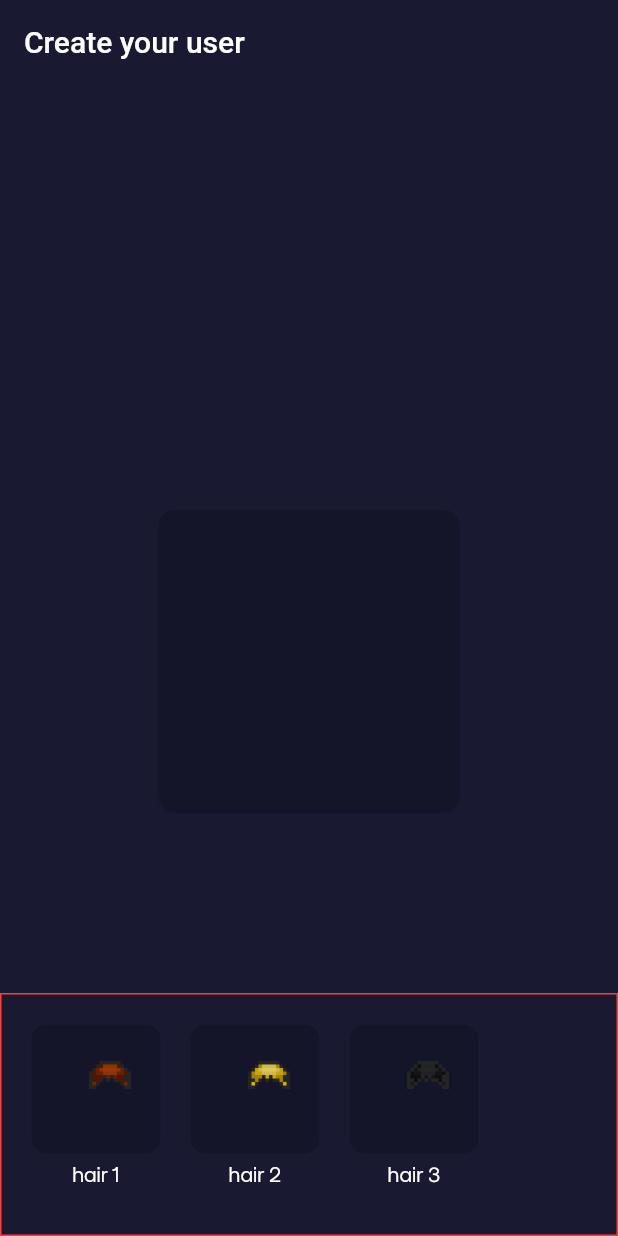
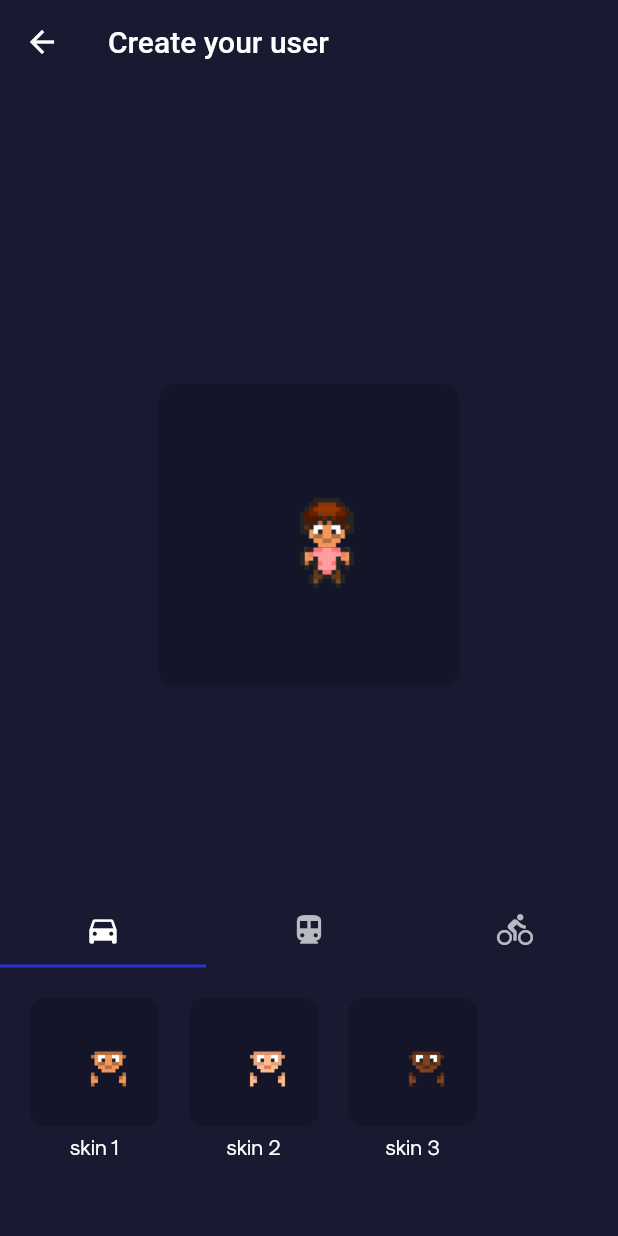
Before and after one commit to alexsosat/Bible_Quest, a Flutter app: the CreateUserView screen opened directly, on a phone screen of 412 x 824 dp. Run offline on Flutter 3.47's test engine with Material 2 defaults, Android fonts, the phone set to English and light mode, and no system bars; our stand-ins replace device_preview, firebase_auth, firebase_core, get, get_storage, percent_indicator; missing offline and left inert: spring; accounts and stored records are empty.

Commit message:
Add user create page state
Fix user existance redirect

```diff
--- a/bible_quest/lib/app/modules/login/controllers/login_controller.dart
+++ b/bible_quest/lib/app/modules/login/controllers/login_controller.dart
@@ -9,8 +9,10 @@
 
 class LoginController extends GetxController {
   String? _email;
+
   String? get email => _email;
   ApplicationLoginState _loginState = ApplicationLoginState.login;
+
   ApplicationLoginState get loginState => _loginState;
 
   void startRegistration() {
@@ -37,7 +39,7 @@
       if (userExists) {
         Get.offNamed(Routes.NAVIGATION);
       } else {
-        Get.off(() => CreateUserView(), binding: CreateUserBindings());
+        Get.offNamed(Routes.CREATE);
       }
     } on FirebaseAuthException catch (e) {
       errorCallback(e);
@@ -50,7 +52,7 @@
       var credential = await FirebaseAuth.instance
           .createUserWithEmailAndPassword(email: email, password: password);
       await credential.user!.updateDisplayName(displayName);
-      Get.off(() => CreateUserView(), binding: CreateUserBindings());
+      Get.offNamed(Routes.CREATE);
     } on FirebaseAuthException catch (e) {
       errorCallback(e);
     }
--- a/bible_quest/lib/app/modules/navigation/controllers/navigation_controller.dart
+++ b/bible_quest/lib/app/modules/navigation/controllers/navigation_controller.dart
@@ -1,4 +1,6 @@
 import 'package:bible_quest/app/modules/navigation/models/views_enum.dart';
+import 'package:bible_quest/app/modules/user/providers/user_provider.dart';
+import 'package:bible_quest/app/routes/app_pages.dart';
 import 'package:flutter/material.dart';
 import 'package:get/get.dart';
 
@@ -8,6 +10,12 @@
 
   @override
   void onInit() {
+    checkUserExists();
     super.onInit();
   }
+
+  void checkUserExists() async {
+    bool userExists = await UserProvider().userExists();
+    if (!userExists) Get.offAndToNamed(Routes.CREATE);
+  }
 }
--- a/bible_quest/lib/app/modules/user/models/start_items.dart
+++ b/bible_quest/lib/app/modules/user/models/start_items.dart
@@ -4,19 +4,19 @@
 class StartItems{
   static List<Item> heads = [
     Item(id: 0, assetName: "tile026", displayName: "hair 1", type: ItemCategory.head, description: "", appearRate: 1.0),
-    Item(id: 0, assetName: "tile028", displayName: "hair 2", type: ItemCategory.head, description: "", appearRate: 1.0),
-    Item(id: 0, assetName: "tile030", displayName: "hair 3", type: ItemCategory.head, description: "", appearRate: 1.0),
+    Item(id: 1, assetName: "tile028", displayName: "hair 2", type: ItemCategory.head, description: "", appearRate: 1.0),
+    Item(id: 2, assetName: "tile030", displayName: "hair 3", type: ItemCategory.head, description: "", appearRate: 1.0),
   ];
 
   static List<Item> bodies = [
     Item(id: 0, assetName: "tile064", displayName: "body 1", type: ItemCategory.body, description: "", appearRate: 1.0),
-    Item(id: 0, assetName: "tile066", displayName: "body 2", type: ItemCategory.body, description: "", appearRate: 1.0),
-    Item(id: 0, assetName: "tile068", displayName: "body 3", type: ItemCategory.body, description: "", appearRate: 1.0),
+    Item(id: 1, assetName: "tile066", displayName: "body 2", type: ItemCategory.body, description: "", appearRate: 1.0),
+    Item(id: 2, assetName: "tile068", displayName: "body 3", type: ItemCategory.body, description: "", appearRate: 1.0),
   ];
 
   static List<Item> base = [
     Item(id: 0, assetName: "tile007", displayName: "skin 1", type: ItemCategory.base, description: "", appearRate: 1.0),
-    Item(id: 0, assetName: "tile008", displayName: "skin 2", type: ItemCategory.base, description: "", appearRate: 1.0),
-    Item(id: 0, assetName: "tile011", displayName: "skin 3", type: ItemCategory.base, description: "", appearRate: 1.0),
+    Item(id: 1, assetName: "tile008", displayName: "skin 2", type: ItemCategory.base, description: "", appearRate: 1.0),
+    Item(id: 2, assetName: "tile011", displayName: "skin 3", type: ItemCategory.base, description: "", appearRate: 1.0),
   ];
 }
--- a/bible_quest/lib/app/modules/user/modules/create/controllers/create_user_controller.dart
+++ b/bible_quest/lib/app/modules/user/modules/create/controllers/create_user_controller.dart
@@ -6,9 +6,9 @@
 class CreateUserController extends GetxController {
   final provider = UserProvider();
 
-  var headSprite = "tile026".obs;
-  var bodySprite = "tile064".obs;
-  var baseSprite = "tile007".obs;
+  var headSprite = 0.obs;
+  var bodySprite = 0.obs;
+  var baseSprite = 0.obs;
 
   @override
   void onInit() {
--- a/bible_quest/lib/app/modules/user/modules/create/views/create_user_view.dart
+++ b/bible_quest/lib/app/modules/user/modules/create/views/create_user_view.dart
@@ -1,6 +1,9 @@
 import 'package:bible_quest/app/modules/user/models/start_items.dart';
+import 'package:bible_quest/app/modules/user/modules/create/views/widgets/items_tabs.dart';
 import 'package:bible_quest/globals/cards/sprite_card.dart';
 import 'package:flutter/material.dart';
+
+import 'widgets/user_preview.dart';
 
 class CreateUserView extends StatelessWidget {
   const CreateUserView({Key? key}) : super(key: key);
@@ -18,38 +21,12 @@
         child: Stack(
           children: [
             Align(
-              alignment: Alignment.center,
-              child: Card(
-                shape: RoundedRectangleBorder(
-                  borderRadius: BorderRadius.circular(10),
-                ),
-                child: Container(
-                  height: 200,
-                  width: 200,
-                ),
-              ),
+              alignment: Alignment(0,-0.3),
+              child: UserPreview(),
             ),
             Align(
               alignment: Alignment.bottomCenter,
-              child: Container(
-                decoration: BoxDecoration(
-                  border: Border.all(color: Colors.red),
-                ),
-                height: MediaQuery.of(context).size.height/2 - 250,
-                child: ListView(
-                  padding: EdgeInsets.all(20),
-                  scrollDirection: Axis.horizontal,
-                  children: StartItems.heads.map((item) => Container(
-                    margin: EdgeInsets.only(right: 20),
-                    child: SpriteCard(
-                      size: 70,
-                      title: item.displayName,
-                      spritePath: item.imagePath,
-                    ),
-                  ),).toList(),
-
-                ),
-              ),
+              child: InitialItemsTabs(),
             ),
           ],
         ),
--- /dev/null
+++ b/bible_quest/lib/app/modules/user/modules/create/views/widgets/items_tabs.dart
@@ -0,0 +1,50 @@
+import 'package:bible_quest/app/modules/user/models/start_items.dart';
+import 'package:bible_quest/app/modules/user/modules/create/controllers/create_user_controller.dart';
+import 'package:bible_quest/app/modules/user/modules/create/views/widgets/list_items.dart';
+import 'package:flutter/material.dart';
+import 'package:get/get.dart';
+
+class InitialItemsTabs extends GetView<CreateUserController> {
+  const InitialItemsTabs({Key? key}) : super(key: key);
+
+  @override
+  Widget build(BuildContext context) {
+    return Container(
+      height: MediaQuery.of(context).size.height / 2 - 185,
+      child: DefaultTabController(
+        length: 3,
+        child: Column(
+          children: [
+            TabBar(
+              tabs: [
+                Tab(icon: Icon(Icons.directions_car)),
+                Tab(icon: Icon(Icons.directions_transit)),
+                Tab(icon: Icon(Icons.directions_bike)),
+              ],
+            ),
+            Container(
+              height: 170,
+              child: TabBarView(
+                physics: NeverScrollableScrollPhysics(),
+                children: [
+                  ListItems(
+                    itemList: StartItems.base,
+                    onItemTapped: (itemId) => controller.baseSprite(itemId),
+                  ),
+                  ListItems(
+                    itemList: StartItems.heads,
+                    onItemTapped: (itemId) => controller.headSprite(itemId),
+                  ),
+                  ListItems(
+                    itemList: StartItems.bodies,
+                    onItemTapped: (itemId) => controller.bodySprite(itemId),
+                  ),
+                ],
+              ),
+            )
+          ],
+        ),
+      ),
+    );
+  }
+}
--- /dev/null
+++ b/bible_quest/lib/app/modules/user/modules/create/views/widgets/list_items.dart
@@ -0,0 +1,38 @@
+import 'package:bible_quest/app/modules/banners/models/item.dart';
+import 'package:bible_quest/app/modules/user/models/start_items.dart';
+import 'package:bible_quest/app/modules/user/modules/create/controllers/create_user_controller.dart';
+import 'package:bible_quest/globals/cards/sprite_card.dart';
+import 'package:flutter/material.dart';
+import 'package:get/get.dart';
+
+class ListItems extends GetView<CreateUserController> {
+  final List<Item> itemList;
+  final Function(int itemId) onItemTapped;
+
+  ListItems({
+    Key? key,
+    required this.itemList,
+    required this.onItemTapped,
+  }) : super(key: key);
+
+  @override
+  Widget build(BuildContext context) {
+    return ListView(
+      padding: EdgeInsets.all(20),
+      scrollDirection: Axis.horizontal,
+      children: itemList
+          .map(
+            (item) => Container(
+              margin: EdgeInsets.only(right: 20),
+              child: SpriteCard(
+                size: 70,
+                title: item.displayName,
+                spritePath: item.imagePath,
+                onPressed: () => onItemTapped(item.id),
+              ),
+            ),
+          )
+          .toList(),
+    );
+  }
+}
--- /dev/null
+++ b/bible_quest/lib/app/modules/user/modules/create/views/widgets/user_preview.dart
@@ -0,0 +1,40 @@
+import 'package:bible_quest/app/modules/user/models/start_items.dart';
+import 'package:bible_quest/app/modules/user/modules/create/controllers/create_user_controller.dart';
+import 'package:flutter/material.dart';
+import 'package:get/get.dart';
+
+class UserPreview extends GetView<CreateUserController> {
+  const UserPreview({Key? key}) : super(key: key);
+
+  @override
+  Widget build(BuildContext context) {
+    return Card(
+      shape: RoundedRectangleBorder(
+        borderRadius: BorderRadius.circular(10),
+      ),
+      child: Container(
+        height: 200,
+        width: 200,
+        child: Obx(() {
+          return Stack(
+            alignment: Alignment.center,
+            children: <Widget>[
+              Image.asset(
+                StartItems.base[controller.baseSprite.value].imagePath,
+                fit: BoxFit.contain,
+              ),
+              Image.asset(
+                StartItems.bodies[controller.bodySprite.value].imagePath,
+                fit: BoxFit.contain,
+              ),
+              Image.asset(
+                StartItems.heads[controller.headSprite.value].imagePath,
+                fit: BoxFit.contain,
+              ),
+            ],
+          );
+        }),
+      ),
+    );
+  }
+}
--- a/bible_quest/lib/app/routes/app_pages.dart
+++ b/bible_quest/lib/app/routes/app_pages.dart
@@ -1,3 +1,5 @@
+import 'package:bible_quest/app/modules/user/modules/create/bindings/create_user_bindings.dart';
+import 'package:bible_quest/app/modules/user/modules/create/views/create_user_view.dart';
 import 'package:get/get.dart';
 
 import 'package:bible_quest/app/modules/login/bindings/login_binding.dart';
@@ -25,5 +27,10 @@
       page: () => NavigationView(),
       binding: NavigationBinding(),
     ),
+    GetPage(
+      name: _Paths.CREATE,
+      page: () => CreateUserView(),
+      binding: CreateUserBindings(),
+    ),
   ];
 }
--- a/bible_quest/lib/app/routes/app_routes.dart
+++ b/bible_quest/lib/app/routes/app_routes.dart
@@ -6,9 +6,11 @@
 
   static const LOGIN = _Paths.LOGIN;
   static const NAVIGATION = _Paths.NAVIGATION;
+  static const CREATE = _Paths.CREATE;
 }
 
 abstract class _Paths {
   static const LOGIN = '/login';
   static const NAVIGATION = '/navigation';
+  static const CREATE = '/create';
 }
```
